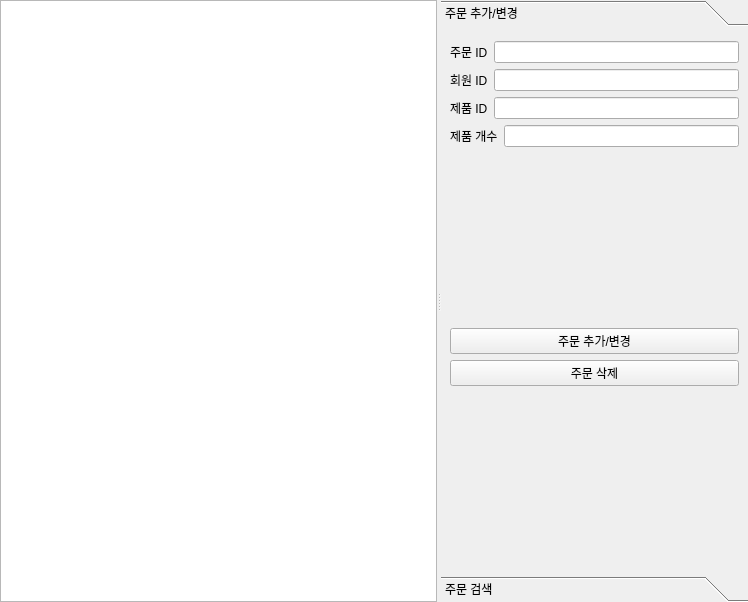
Above: ui/orderui.ui from didwnsgur999/Trpg_Table_Server before the change. Below: the same form after it.
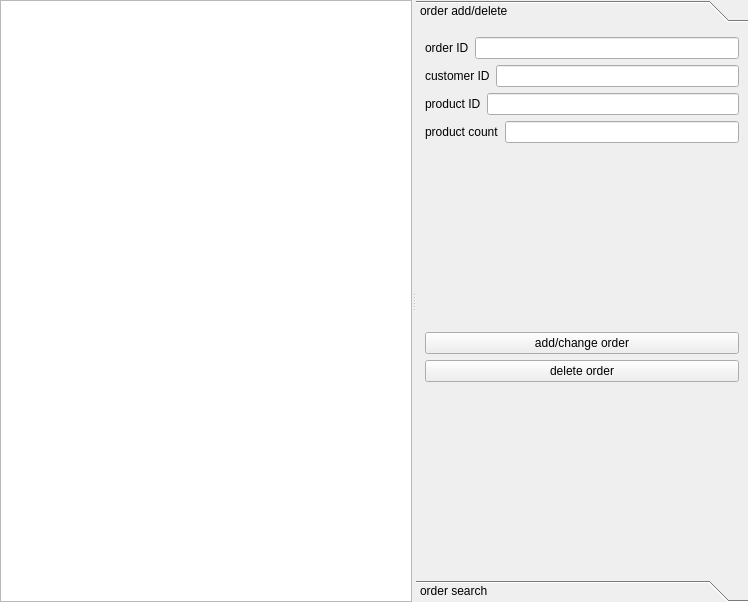
That is the form after the change. The open tabs and pages were chosen to show the change.

What changed in the file:
```diff
--- a/ui/orderui.ui
+++ b/ui/orderui.ui
@@ -41,12 +41,12 @@
         <rect>
          <x>0</x>
          <y>0</y>
-         <width>158</width>
+         <width>281</width>
          <height>554</height>
         </rect>
        </property>
        <attribute name="label">
-        <string>주문 추가/변경</string>
+        <string>order add/delete</string>
        </attribute>
        <layout class="QVBoxLayout" name="verticalLayout_3">
         <item>
@@ -54,7 +54,7 @@
           <item>
            <widget class="QLabel" name="IDlabel">
             <property name="text">
-             <string>주문 ID</string>
+             <string>order ID</string>
             </property>
            </widget>
           </item>
@@ -68,7 +68,7 @@
           <item>
            <widget class="QLabel" name="CustomerLabel">
             <property name="text">
-             <string>회원 ID</string>
+             <string>customer ID</string>
             </property>
            </widget>
           </item>
@@ -82,7 +82,7 @@
           <item>
            <widget class="QLabel" name="ProductLabel">
             <property name="text">
-             <string>제품 ID</string>
+             <string>product ID</string>
             </property>
            </widget>
           </item>
@@ -96,7 +96,7 @@
           <item>
            <widget class="QLabel" name="ProductCntLabel">
             <property name="text">
-             <string>제품 개수</string>
+             <string>product count</string>
             </property>
            </widget>
           </item>
@@ -121,14 +121,14 @@
         <item>
          <widget class="QPushButton" name="AddButton">
           <property name="text">
-           <string>주문 추가/변경</string>
+           <string>add/change order</string>
           </property>
          </widget>
         </item>
         <item>
          <widget class="QPushButton" name="DeleteButton">
           <property name="text">
-           <string>주문 삭제</string>
+           <string>delete order</string>
           </property>
          </widget>
         </item>
@@ -157,7 +157,7 @@
         </rect>
        </property>
        <attribute name="label">
-        <string>주문 검색</string>
+        <string>order search</string>
        </attribute>
        <layout class="QVBoxLayout" name="verticalLayout">
         <item>
```
Left out of the diff: 6 changed lines with no effect on the pictures.
